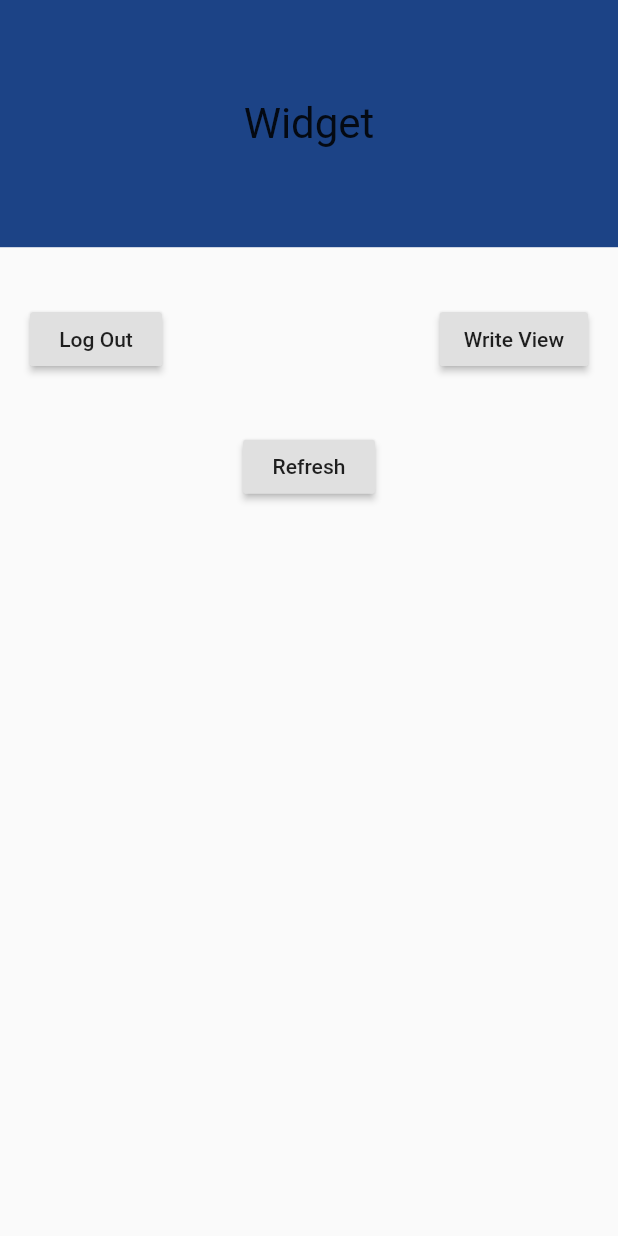
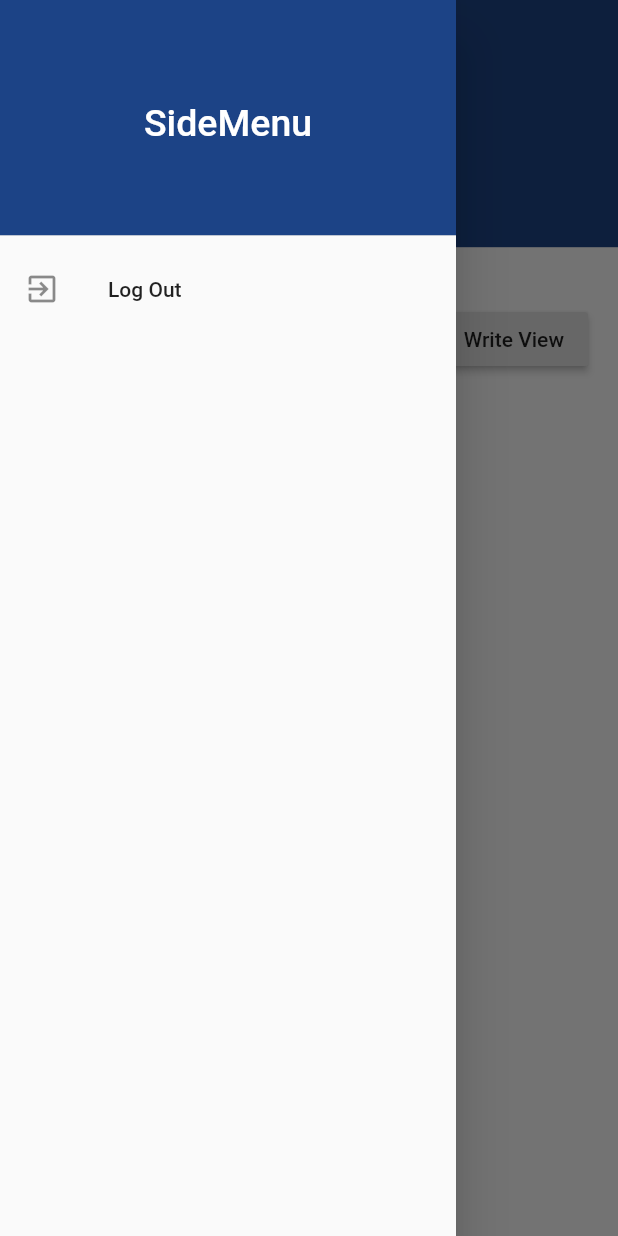
Before and after one commit to devSongStudy/VillageBoard, a Flutter app: the MainView screen opened by its route, with the side drawer open (before the commit the screen has no drawer), on a phone screen of 412 x 824 dp. Run offline on Flutter 3.47's test engine with Material 2 defaults, Android fonts, the phone set to English and light mode, and no system bars; our stand-ins replace firebase_core; missing offline and left inert: flutter_svprogresshud; accounts and stored records are empty; network calls fail.

Commit message:
사이드 메뉴 추가

```diff
--- a/lib/src/views/main/main_view.dart
+++ b/lib/src/views/main/main_view.dart
@@ -12,6 +12,8 @@
 }
 
 class _MainViewState extends State<MainView> {
+
+  GlobalKey<ScaffoldState> _scaffoldKey = GlobalKey<ScaffoldState>();
 
   final _scrollController = ScrollController();
   ArticlesData _articlesData;
@@ -36,20 +38,64 @@
 
   @override
   Widget build(BuildContext context) {
+
+    Size screenSize = MediaQuery.of(context).size;
+    double width = screenSize.width;
+    double height = screenSize.height;
+
     return WillPopScope(
       onWillPop: () async => false,
       child: Scaffold(
+        key: _scaffoldKey,
+        drawer: Drawer(
+          child: SafeArea(
+            child: ListView(
+              padding: EdgeInsets.zero,
+              children: <Widget>[
+                Container(
+                  height: height / 5,
+                  child: DrawerHeader(
+                    child: Center(
+                      child: Text(
+                        'SideMenu',
+                        style: TextStyle(color: Colors.white, fontSize: 25),
+                      ),
+                    ),
+                    decoration: BoxDecoration(
+                      color: ex.Colors().randomColor(),
+                    ),
+                  ),
+                ),
+                ListTile(
+                  leading: Icon(Icons.exit_to_app),
+                  title: Text('Log Out'),
+                  onTap: showSignInView,
+                ),
+              ],
+            ),
+          ),
+        ),
         body: SafeArea(
           child: Column(
             children: [
               Expanded(
                 flex: 1,
-                child: Container(
-                  alignment: Alignment.center,
-                  color: ex.Colors().randomColor(),
-                  child: Text('${this.widget}',
-                    style: TextStyle(fontSize: 28.0),
-                  ),
+                child: Stack(
+                  children: [
+                    Container(
+                      alignment: Alignment.center,
+                      color: ex.Colors().randomColor(),
+                      child: Text('${this.widget}',
+                        style: TextStyle(fontSize: 28.0),
+                      ),
+                    ),
+                    IconButton(
+                      icon: Icon(Icons.menu),
+                      onPressed: () {
+                        _scaffoldKey.currentState.openDrawer();
+                      },
+                    ),
+                  ],
                 ),
               ),
               Expanded(
```
